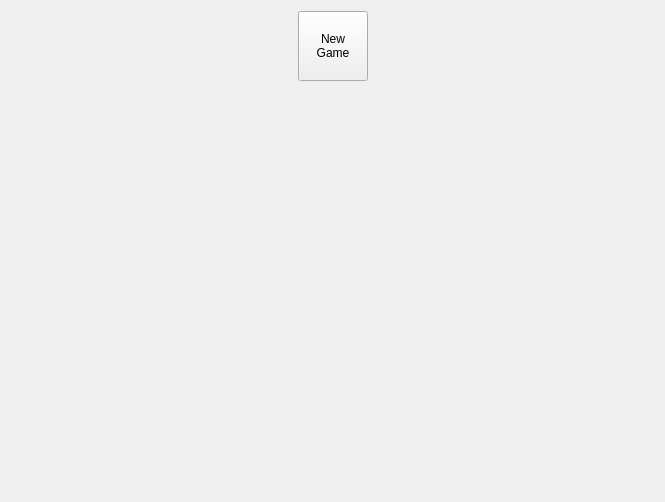
First picture: the form in frontEND/minesweeper.ui, repository FrogCpp/SaperYandex, before the edit.
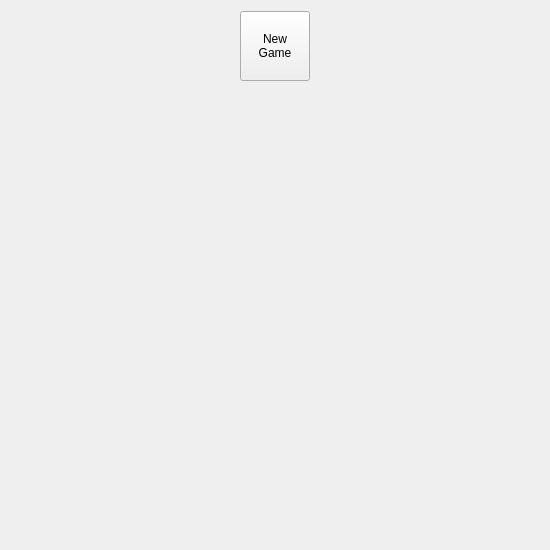
Second picture: the form after the edit.

Patch:
```diff
--- a/frontEND/minesweeper.ui
+++ b/frontEND/minesweeper.ui
@@ -6,8 +6,8 @@
    <rect>
     <x>0</x>
     <y>0</y>
-    <width>665</width>
-    <height>502</height>
+    <width>550</width>
+    <height>550</height>
    </rect>
   </property>
   <property name="windowTitle">
```
